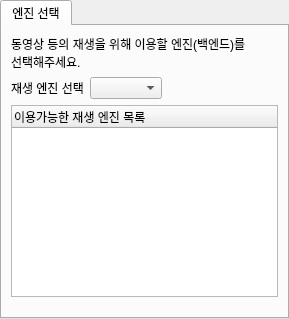
bylee20/cmplayer-kldp.net, file cmplayer/cmplayer/pref/backendwidget.ui: the form before one commit.
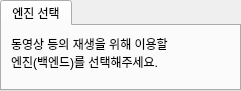
The form after the commit. Custom widgets are drawn as their Qt base class.

```diff
--- a/cmplayer/cmplayer/pref/backendwidget.ui
+++ b/cmplayer/cmplayer/pref/backendwidget.ui
@@ -5,8 +5,8 @@
    <rect>
     <x>0</x>
     <y>0</y>
-    <width>289</width>
-    <height>319</height>
+    <width>241</width>
+    <height>91</height>
    </rect>
   </property>
   <property name="windowTitle" >
@@ -26,6 +26,9 @@
        <string>엔진 선택</string>
       </attribute>
       <layout class="QVBoxLayout" name="verticalLayout_2" >
+       <property name="bottomMargin" >
+        <number>0</number>
+       </property>
        <item>
         <widget class="QLabel" name="label_3" >
          <property name="text" >
@@ -37,44 +40,7 @@
         </widget>
        </item>
        <item>
-        <layout class="QHBoxLayout" name="horizontalLayout" >
-         <item>
-          <widget class="QLabel" name="label_2" >
-           <property name="text" >
-            <string>재생 엔진 선택</string>
-           </property>
-          </widget>
-         </item>
-         <item>
-          <widget class="QComboBox" name="combo" >
-           <property name="sizeAdjustPolicy" >
-            <enum>QComboBox::AdjustToContents</enum>
-           </property>
-          </widget>
-         </item>
-         <item>
-          <spacer name="horizontalSpacer" >
-           <property name="orientation" >
-            <enum>Qt::Horizontal</enum>
-           </property>
-           <property name="sizeHint" stdset="0" >
-            <size>
-             <width>40</width>
-             <height>20</height>
-            </size>
-           </property>
-          </spacer>
-         </item>
-        </layout>
-       </item>
-       <item>
-        <widget class="QTreeWidget" name="list" >
-         <column>
-          <property name="text" >
-           <string>이용가능한 재생 엔진 목록</string>
-          </property>
-         </column>
-        </widget>
+        <widget class="Backend::SelectWidget" native="1" name="selector" />
        </item>
        <item>
         <spacer name="verticalSpacer" >
@@ -84,7 +50,7 @@
          <property name="sizeHint" stdset="0" >
           <size>
            <width>0</width>
-           <height>3</height>
+           <height>0</height>
           </size>
          </property>
         </spacer>
@@ -95,6 +61,14 @@
    </item>
   </layout>
  </widget>
+ <customwidgets>
+  <customwidget>
+   <class>Backend::SelectWidget</class>
+   <extends>QWidget</extends>
+   <header location="global" >backend/selectwidget.h</header>
+   <container>1</container>
+  </customwidget>
+ </customwidgets>
  <resources/>
  <connections/>
 </ui>
```
Left out of the diff: 4 changed lines with no effect on the pictures.
